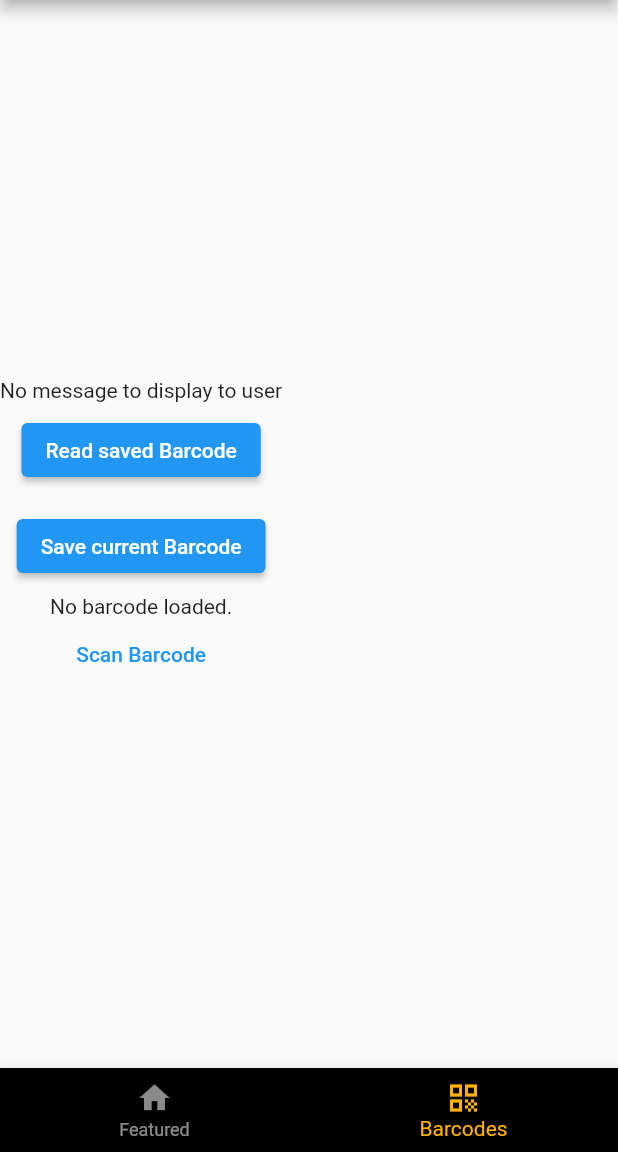
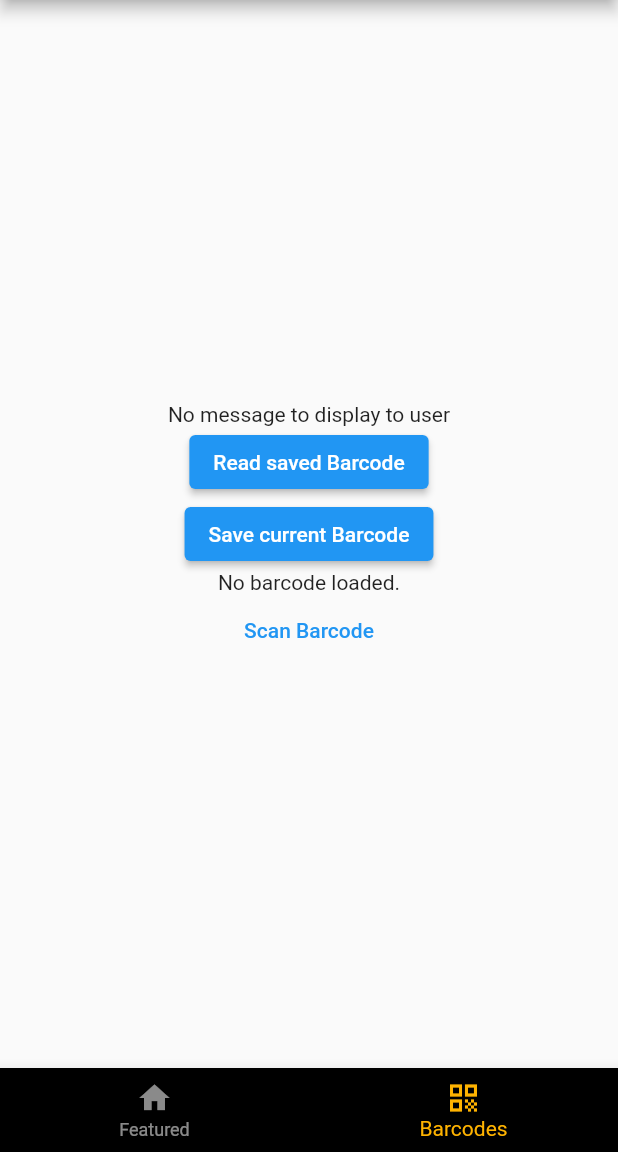
Before and after one commit to Tedis32/immeo_official, a Flutter app: the screen it shows after launch, item 2 of the bottom bar chosen, after a tap on "Read saved Barcode", on a phone screen of 412 x 824 dp, the part 84-1236 px from its top. Run offline on Flutter 3.47's test engine with Material 2 defaults, Android fonts, the phone set to English and light mode, and no system bars; our stand-ins replace google_fonts, qr_flutter, sqflite; missing offline and left inert: flutter_barcode_scanner; accounts and stored records are empty; Roboto replaces fonts that are missing (Sacramento).

Commit message:
Added barcode listview
Users can delete barcodes which they have saved from the barcode listview
Barcodes can be scanned and saved from barcodes tab

```diff
--- a/lib/database_helpers.dart
+++ b/lib/database_helpers.dart
@@ -1,4 +1,5 @@
 import 'dart:io';
+import 'dart:developer';
 import 'package:path/path.dart';
 import 'package:sqflite/sqflite.dart';
 import 'package:path_provider/path_provider.dart';
@@ -30,6 +31,10 @@ class Barcode {
       map[columnId] = id;
     }
     return map;
+  }
+
+  String toString() {
+    return '_id: $id, _data: $data';
   }
 }
 
@@ -98,7 +103,23 @@ class DatabaseHelper {
     return deletedRows;
   }
 
-  // TODO: queryAllWords()
-  // TODO: delete(int id)
-  // TODO: update(Word word)
+  Future<List<Barcode>> loadAll() async {
+    Database db = await database;
+    List<Map> maps = await db.query(tableBarcodes);
+    List<Barcode> result = [];
+    maps.forEach((map) {
+      result.add(Barcode.fromMap(map));
+    });
+    return result;
+  }
+
+  Future<bool> deleteBarcodeByIndex(int index) async {
+    Database db = await database;
+    int deletedRows = await db.delete(
+      tableBarcodes,
+      where: '$columnId = ?',
+      whereArgs: [index],
+    );
+    return deletedRows > 0;
+  }
 }
--- a/lib/tabs/barcodes.dart
+++ b/lib/tabs/barcodes.dart
@@ -27,47 +27,6 @@ class _BarcodesState extends State<Barcodes> {
     });
   }
 
-  @override
-  Widget build(BuildContext context) {
-    return Column(
-        mainAxisAlignment: MainAxisAlignment.center,
-        crossAxisAlignment: CrossAxisAlignment.center,
-        children: <Widget>[
-          Text(_message),
-          Padding(
-            padding: const EdgeInsets.all(8.0),
-            child: ElevatedButton(
-              child: Text('Read saved Barcode'),
-              onPressed: () {
-                _read();
-              },
-            ),
-          ),
-          Padding(
-            padding: const EdgeInsets.all(8.0),
-            child: ElevatedButton(
-              child: Text('Save current Barcode'),
-              onPressed: () {
-                _save();
-              },
-            ),
-          ),
-          _barcodeData != null
-              ? QrImage(
-                  data: _barcodeData,
-                  version: QrVersions.auto,
-                  size: 250.0,
-                )
-              : Text("No barcode loaded."),
-          TextButton(
-            child: Text('Scan Barcode'),
-            onPressed: () => {
-              scanNewBarcode(),
-            },
-          )
-        ]);
-  }
-
   _read() async {
     DatabaseHelper helper = DatabaseHelper.instance;
     int rowId = 1;
@@ -91,13 +50,47 @@ class _BarcodesState extends State<Barcodes> {
     bc.data = _barcodeData;
     DatabaseHelper helper = DatabaseHelper.instance;
 
-    // Empty local database before adding new barcode
-    int deletedRows = await helper.clearDatabase();
-    log('DeletedRows: $deletedRows');
-
     int id = await helper.insert(bc);
     setState(() {
       _message = 'Barcode: $_barcodeData saved to local database with id: $id';
     });
   }
+
+  @override
+  Widget build(BuildContext context) {
+    return Center(
+      child: Column(
+        mainAxisAlignment: MainAxisAlignment.center,
+        crossAxisAlignment: CrossAxisAlignment.center,
+        children: <Widget>[
+          Text(_message),
+          ElevatedButton(
+            child: Text('Read saved Barcode'),
+            onPressed: () {
+              _read();
+            },
+          ),
+          ElevatedButton(
+            child: Text('Save current Barcode'),
+            onPressed: () {
+              _save();
+            },
+          ),
+          _barcodeData != null
+              ? QrImage(
+                  data: _barcodeData,
+                  version: QrVersions.auto,
+                  size: 250.0,
+                )
+              : Text("No barcode loaded."),
+          TextButton(
+            child: Text('Scan Barcode'),
+            onPressed: () => {
+              scanNewBarcode(),
+            },
+          )
+        ],
+      ),
+    );
+  }
 }
--- a/lib/tabs/featured.dart
+++ b/lib/tabs/featured.dart
@@ -1,4 +1,7 @@
 import 'package:flutter/material.dart';
+import 'dart:developer';
+
+import 'package:scan_in/database_helpers.dart';
 
 class Featured extends StatefulWidget {
   @override
@@ -6,10 +9,62 @@ class Featured extends StatefulWidget {
 }
 
 class _FeaturedState extends State<Featured> {
+  List<Barcode> barcodesList = [];
+
+  @override
+  void initState() {
+    super.initState();
+
+    _loadBarcodes();
+  }
+
+  Future _loadBarcodes() async {
+    DatabaseHelper.instance.loadAll().then((barcodes) {
+      setState(() {
+        // Empty barcodesList
+        barcodesList.clear();
+        // Add barcodes to barcodes list from local database
+        barcodes.forEach((element) {
+          barcodesList.add(element);
+        });
+      });
+    });
+  }
+
+  _delete(int index) async {
+    DatabaseHelper helper = DatabaseHelper.instance;
+    bool deleted = await helper.deleteBarcodeByIndex(index);
+    if (deleted) {
+      print('barcode deleted');
+      _loadBarcodes();
+    } else {
+      print('barcod not deleted');
+    }
+  }
+
   @override
   Widget build(BuildContext context) {
-    return Container(
-
+    // TODO: Add AnimatedList to show barcode additions and removals
+    return RefreshIndicator(
+      child: ListView.builder(
+        padding: const EdgeInsets.all(8),
+        itemCount: barcodesList.length,
+        itemBuilder: (BuildContext context, int index) {
+          return ListTile(
+            leading: IconButton(
+              icon: Icon(Icons.qr_code_rounded),
+              onPressed: () => {log('Open QRCode $index')},
+            ),
+            title: Text(barcodesList[index].id.toString()),
+            subtitle: Text(barcodesList[index].data),
+            trailing: IconButton(
+              icon: Icon(Icons.delete_rounded),
+              onPressed: () => {_delete(barcodesList[index].id)},
+            ),
+          );
+        },
+      ),
+      onRefresh: _loadBarcodes,
     );
   }
 }
```
